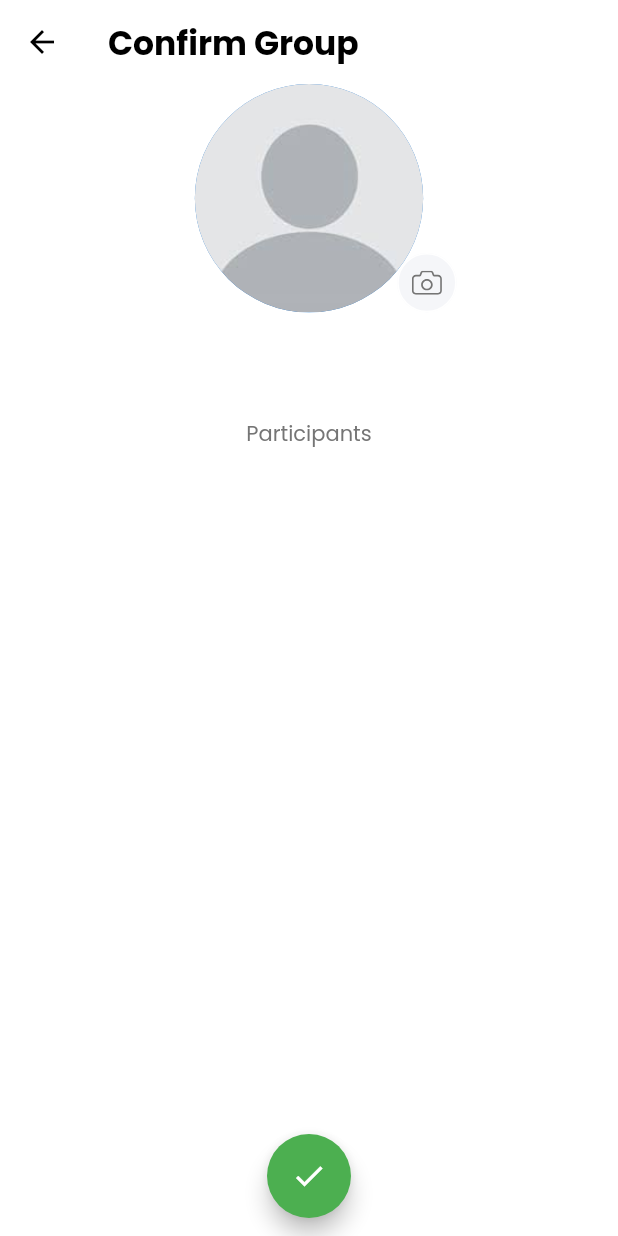
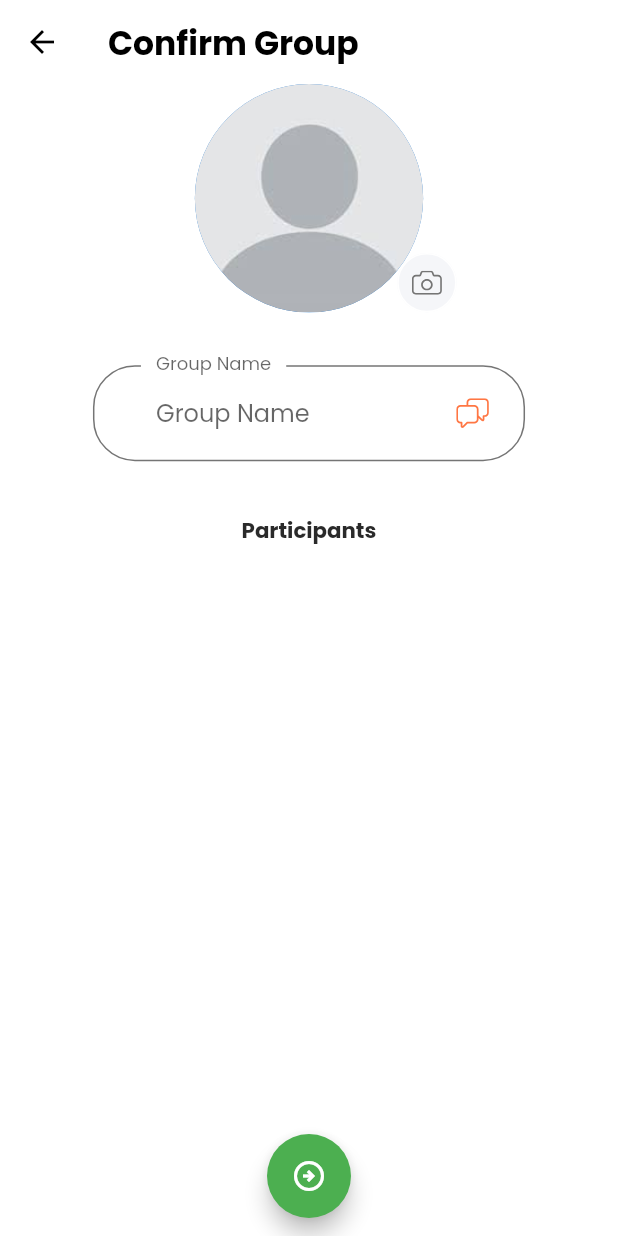
Before and after one commit to rohith18n/message_wise, a Flutter app: the NameScreen screen opened directly, on a phone screen of 412 x 824 dp. Run offline on Flutter 3.47's test engine with Material 2 defaults, Android fonts, the phone set to English and light mode, and no system bars; our stand-ins replace bloc, cloud_firestore, email_validator, equatable, file_picker, firebase_auth and 13 more; accounts and stored records are empty; network calls fail; statements that could not run were skipped.

Commit message:
create group ui changed

```diff
--- a/lib/Controllers/group functionality/group_functionality_bloc.dart
+++ b/lib/Controllers/group functionality/group_functionality_bloc.dart
@@ -1,5 +1,4 @@
 import 'dart:developer';
-
 import 'package:message_wise/Models/user_model.dart';
 import 'package:message_wise/service/group%20service/group_service.dart';
 import 'package:message_wise/util.dart';
--- a/lib/Controllers/group functionality/group_functionality_state.dart
+++ b/lib/Controllers/group functionality/group_functionality_state.dart
@@ -1,3 +1,5 @@
+// ignore_for_file: must_be_immutable
+
 part of 'group_functionality_bloc.dart';
 
 abstract class GroupFunctionalityState extends Equatable {
@@ -11,7 +13,6 @@ class MembersLoadedState extends GroupFunctionalityState {
   List<GroupMember>? members;
   GroupMember? currentUser;
   @override
-  // TODO: implement props
   List<Object?> get props => [isloading, members, currentUser];
   MembersLoadedState(
       {required this.isloading,
--- a/lib/Controllers/message permission/msgpermission_cubit.dart
+++ b/lib/Controllers/message permission/msgpermission_cubit.dart
@@ -1,11 +1,9 @@
 import 'dart:async';
-
 import 'package:cloud_firestore/cloud_firestore.dart';
 import 'package:equatable/equatable.dart';
 import 'package:firebase_auth/firebase_auth.dart';
 import 'package:flutter_bloc/flutter_bloc.dart';
 import 'package:rxdart/rxdart.dart';
-
 part 'msgpermission_state.dart';
 
 class MsgpermissionCubit extends Cubit<MsgpermissionState> {
--- a/lib/views/create_group_screen/name_screen.dart
+++ b/lib/views/create_group_screen/name_screen.dart
@@ -2,11 +2,11 @@
 
 import 'dart:developer';
 import 'dart:io';
-import 'package:flutter/cupertino.dart';
 import 'package:flutter_svg/svg.dart';
 import 'package:message_wise/Controllers/group%20chat%20bloc/group_bloc.dart';
 import 'package:message_wise/Models/select_model.dart';
 import 'package:message_wise/components/custom_circular_progress_indicator.dart';
+import 'package:message_wise/components/custom_surfix_icon.dart';
 import 'package:message_wise/service/profile%20service/profile_service.dart';
 import 'package:message_wise/constants.dart';
 import 'package:message_wise/injectable.dart';
@@ -19,7 +19,6 @@ import 'package:flutter_bloc/flutter_bloc.dart';
 import 'package:google_fonts/google_fonts.dart';
 import '../../util.dart';
 import '../common/widgets/custom_text.dart';
-import '../common/widgets/textformcommon_style.dart';
 
 final textController = TextEditingController();
 
@@ -87,32 +86,29 @@ class NameScreen extends StatelessWidget {
                     ),
                   ),
                 ),
-                // Positioned.fill(
-                //     child: IconButton(
-                //         onPressed: () async {
-                //           imagePath.value =
-                //               await getIt<ProfileService>().selectImage();
-                //         },
-                //         icon: const Icon(
-                //           CupertinoIcons.camera,
-                //           size: 20,
-                //         ))),
               ],
             ),
             sizeHeight15,
-            SizedBox(
-              width: getProportionateScreenWidth(200),
-              height: getProportionateScreenHeight(40),
+            Padding(
+              padding: const EdgeInsets.symmetric(horizontal: 40, vertical: 20),
               child: TextField(
                 controller: textController,
-                style: GoogleFonts.poppins(color: kTextColor),
-                decoration: textFormFieldStyle("Group Name"),
+                style: GoogleFonts.poppins(color: colorblack),
+                decoration: const InputDecoration(
+                  labelText: "Group Name",
+                  hintText: "Group Name",
+                  floatingLabelBehavior: FloatingLabelBehavior.always,
+                  suffixIcon: CustomSurffixIcon(
+                      svgIcon: "assets/icons/Conversation.svg"),
+                ),
               ),
             ),
             sizeHeight15,
-            const CustomText(
+            CustomText(
               content: "Participants",
-              colour: kTextColor,
+              colour: colorblack,
+              weight: FontWeight.bold,
+              size: getProportionateScreenHeight(14),
             ),
             sizeHeight15,
             Expanded(
@@ -153,7 +149,6 @@ class _FloatingButtonState extends State<FloatingButton> {
   @override
   void dispose() {
     log("disposed");
-
     textController.clear();
     super.dispose();
   }
@@ -189,7 +184,7 @@ class _FloatingButtonState extends State<FloatingButton> {
               return const CustomIndicator();
             } else {
               return const Icon(
-                Icons.check,
+                Icons.arrow_circle_right_outlined,
                 color: colorMessageClientTextWhite,
               );
             }
--- a/lib/views/group chat screen/widget/appbar_group.dart
+++ b/lib/views/group chat screen/widget/appbar_group.dart
@@ -1,6 +1,6 @@
 import 'package:flutter/material.dart';
 import 'package:message_wise/constants.dart';
-
+import 'package:message_wise/size_config.dart';
 import '../../../Models/group_model.dart';
 import '../../../util.dart';
 import '../../common/widgets/custom_text.dart';
@@ -12,7 +12,6 @@ class AppBarForGroup extends StatelessWidget {
   @override
   Widget build(BuildContext context) {
     return AppBar(
-      backgroundColor: Colors.transparent,
       leading: IconButton(
           onPressed: () {
             Navigator.pop(context);
@@ -37,7 +36,7 @@ class AppBarForGroup extends StatelessWidget {
           padding: const EdgeInsets.only(right: 20),
           child: Center(
               child: CircleAvatar(
-            radius: 19,
+            radius: getProportionateScreenWidth(19),
             backgroundImage: groupData.photo == null
                 ? const AssetImage(nullPhoto) as ImageProvider
                 : NetworkImage(groupData.photo ?? ""),
--- a/lib/views/new chat screen/widgets/user_list.dart
+++ b/lib/views/new chat screen/widgets/user_list.dart
@@ -62,7 +62,7 @@ class _UsersListInContactState extends State<UsersListInContact> {
                       previous != current || previous == current,
                   listener: (context, state) {
                     if (state is ChatFirstState) {
-                      log("entering to chat");
+                      log("entering into chat");
                       Navigator.push(
                           context,
                           MaterialPageRoute(
--- a/lib/views/new group screen/new_group_screen.dart
+++ b/lib/views/new group screen/new_group_screen.dart
@@ -89,7 +89,7 @@ class _NewGroupScreenState extends State<NewGroupScreen> {
           builder: (context, state) {
             if (!widget.isAddMemberScreen) {
               return Text(
-                "New Group",
+                "Create Group",
                 style: appBarHeadingStyle,
               );
             } else if (state is ProvideUserListState) {
--- a/lib/views/new group screen/widgets/group_member_icon.dart
+++ b/lib/views/new group screen/widgets/group_member_icon.dart
@@ -58,7 +58,7 @@ class GroupMembersIcon extends StatelessWidget {
                     }
                   },
                   icon: const Icon(
-                    Icons.close,
+                    Icons.remove_circle,
                     color: closeIconColor,
                     size: 15,
                   ))),
--- a/lib/views/username Screen/username_screen.dart
+++ b/lib/views/username Screen/username_screen.dart
@@ -64,7 +64,7 @@ class UsernameScreen extends StatelessWidget {
                   ),
                   sizeHeight15,
                   SizedBox(
-                    width: 300,
+                    width: getProportionateScreenWidth(300),
                     child: DefaultButton(
                       press: () {
                         if (userNameController.text.isNotEmpty) {
```
Also changed, not shown: lib/Controllers/gchat bloc/gchat_bloc.dart (+11 -11 lines), lib/Controllers/group chat bloc/group_bloc.dart (+5 -6 lines), lib/Service/chat/chat_service.dart (+8 -8 lines), lib/views/chat screen/widget/group_list.dart (+4 -9 lines), lib/views/group chat screen/group_chat_screen.dart (+5 -2 lines), lib/views/individual chat screen/individual_chat_screen.dart (+4 -4 lines).
